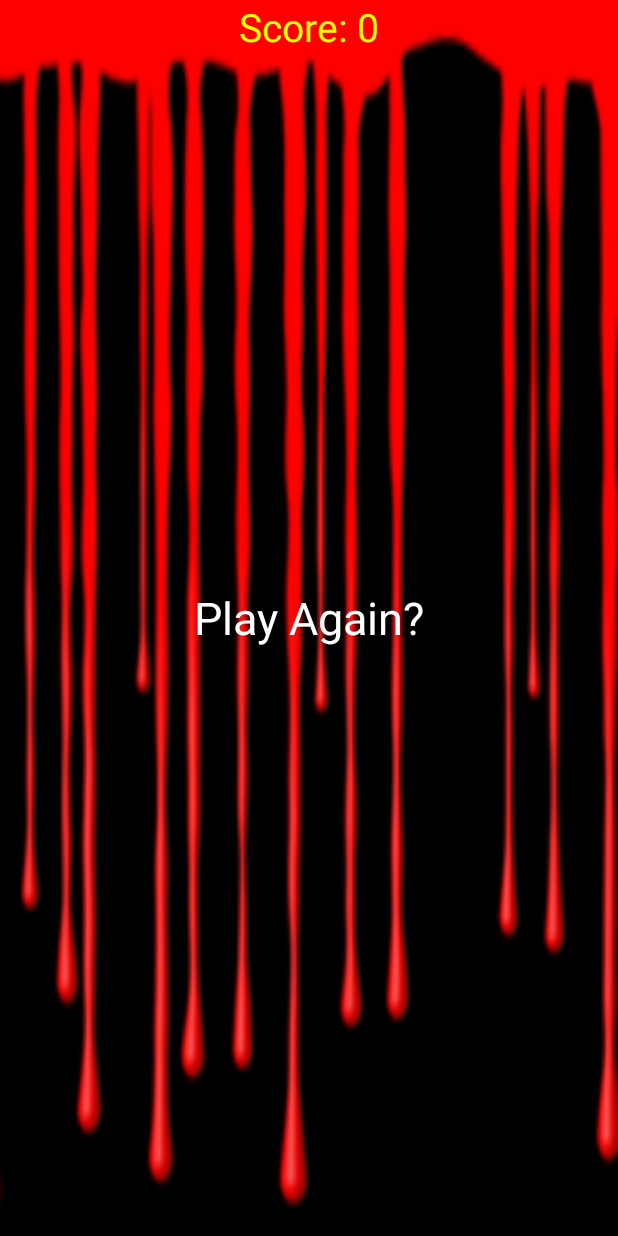
After one commit to rickbala/feedthebirds, an Android app: the GameOver screen opened directly, with no data from a screen before it, on a phone screen of 412 x 824 dp. The commit adds this screen. Run offline under Robolectric (Android 15) with nearby library versions, the phone set to English and light mode, and no system bars; 1 statement that could not run was skipped.

Commit message:
game is over!

```diff
--- a/app/src/main/AndroidManifest.xml
+++ b/app/src/main/AndroidManifest.xml
@@ -22,6 +22,10 @@
             android:configChanges="orientation|keyboardHidden"
             android:screenOrientation="portrait">
         </activity>
+        <activity android:name=".GameOver"
+            android:configChanges="orientation|keyboardHidden"
+            android:screenOrientation="portrait">
+        </activity>
     </application>
 
 </manifest>
--- /dev/null
+++ b/app/src/main/java/com/rickbala/myfrickinggame/GameOver.java
@@ -0,0 +1,30 @@
+package com.rickbala.myfrickinggame;
+
+import android.app.Activity;
+import android.content.Intent;
+import android.os.Bundle;
+import android.view.View;
+import android.widget.TextView;
+
+import androidx.annotation.Nullable;
+
+public class GameOver extends Activity {
+
+    TextView scoreLabel;
+
+    @Override
+    protected void onCreate(@Nullable Bundle savedInstanceState) {
+        super.onCreate(savedInstanceState);
+        setContentView(R.layout.game_over);
+        int score = getIntent().getExtras().getInt("score");
+        scoreLabel = findViewById(R.id.scoreLabel);
+        scoreLabel.setText("Score: " + score);
+    }
+
+    public void restart(View view){
+        Intent intent = new Intent(GameOver.this, StartGame.class);
+        startActivity(intent);
+        finish();
+    }
+
+}
--- a/app/src/main/java/com/rickbala/myfrickinggame/MainActivity.java
+++ b/app/src/main/java/com/rickbala/myfrickinggame/MainActivity.java
@@ -3,7 +3,6 @@ package com.rickbala.myfrickinggame;
 import android.app.Activity;
 import android.content.Intent;
 import android.os.Bundle;
-import android.util.Log;
 import android.view.View;
 
 public class MainActivity extends Activity {
@@ -15,7 +14,6 @@ public class MainActivity extends Activity {
     }
 
     public void startGame(View v){
-        Log.i("ImageButton","was clicked!");
         Intent intent = new Intent(this, StartGame.class);
         startActivity(intent);
         finish(); //preventes the player from pressing the back button
--- /dev/null
+++ b/app/src/main/res/layout/game_over.xml
@@ -0,0 +1,26 @@
+<?xml version="1.0" encoding="utf-8"?>
+<RelativeLayout xmlns:android="http://schemas.android.com/apk/res/android"
+    android:layout_width="match_parent" android:layout_height="match_parent"
+    android:background="@drawable/gameover"
+    >
+
+    <TextView
+        android:id="@+id/scoreLabel"
+        android:layout_width="wrap_content"
+        android:layout_height="match_parent"
+        android:layout_centerHorizontal="true"
+        android:layout_centerVertical="true"
+        android:text="Score: "
+        android:textColor="#ffff00"
+        android:textSize="26sp" />
+    <TextView
+        android:id="@+id/restartButton"
+        android:layout_width="wrap_content"
+        android:layout_height="wrap_content"
+        android:layout_centerHorizontal="true"
+        android:layout_centerVertical="true"
+        android:text="Play Again?"
+        android:onClick="restart"
+        android:textColor="#ffffff"
+        android:textSize="30sp" />
+</RelativeLayout>
```
Also changed, not shown: app/src/main/java/com/rickbala/myfrickinggame/GameView.java (+18 -7 lines), app/src/main/res/drawable/gameover.png (added), 3 other files.
